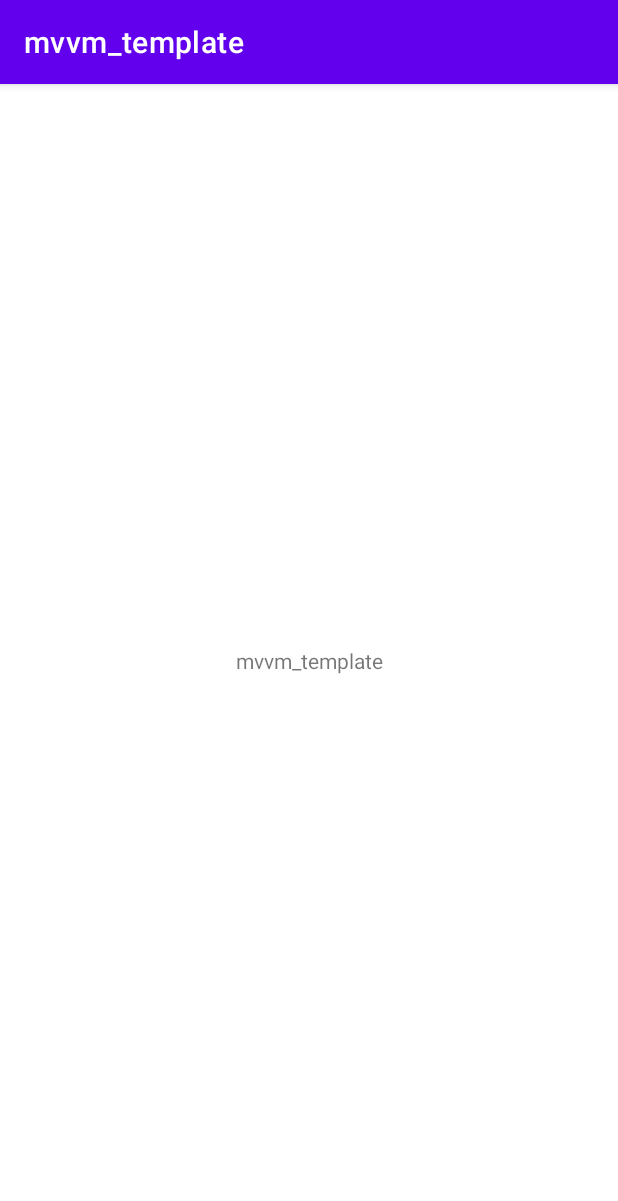
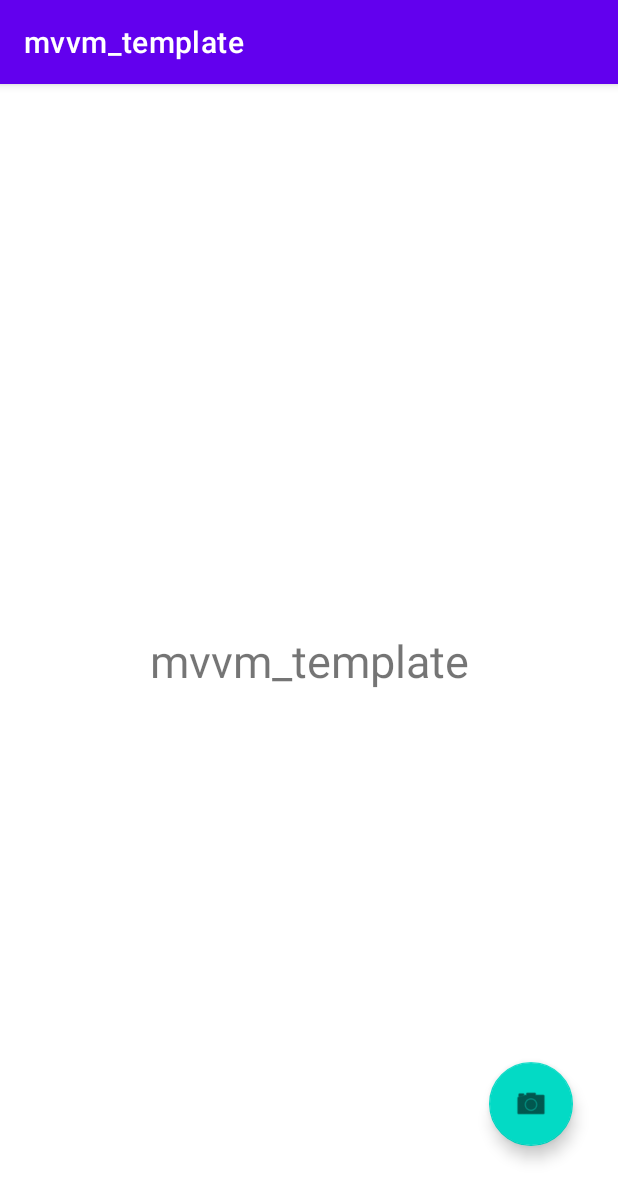
Before and after one commit to Kazuki-0731/mvvm-template, an Android app: the screen it shows after launch (MVVMTemplateActivity), on a phone screen of 412 x 824 dp. Shown: the top 1201 px of the screen. Run offline under Robolectric (Android 15) with nearby library versions, the phone set to English and light mode, and no system bars; our stand-ins replace Dagger/Hilt's generated code, Timber, data binding.

Commit message:
add fab button, add bindin.lifecycleOwner, create onClick in MVVMTemplateViewModel

```diff
--- a/app/src/main/java/com/example/mvvm_template/view/MVVMTemplateActivity.kt
+++ b/app/src/main/java/com/example/mvvm_template/view/MVVMTemplateActivity.kt
@@ -4,8 +4,11 @@ import android.os.Bundle
 import androidx.appcompat.app.AppCompatActivity
 import androidx.databinding.DataBindingUtil
 import androidx.fragment.app.Fragment
+import androidx.lifecycle.ViewModelProvider
 import com.example.mvvm_template.R
 import com.example.mvvm_template.databinding.ActivityMvvmTemplateBinding
+import com.example.mvvm_template.databinding.FragmentMvvmTemplateBinding
+import com.example.mvvm_template.viewmodel.MVVMTemplateViewModel
 import dagger.android.AndroidInjector
 import dagger.android.DispatchingAndroidInjector
 import dagger.android.HasAndroidInjector
@@ -16,11 +19,23 @@ class MVVMTemplateActivity : AppCompatActivity(), HasAndroidInjector {
     @Inject
     lateinit var dispatchingAndroidInjector: DispatchingAndroidInjector<Any>
 
-    lateinit var binding: ActivityMvvmTemplateBinding
+    private lateinit var binding: ActivityMvvmTemplateBinding
+
+    @Inject
+    lateinit var viewModelFactory: ViewModelProvider.Factory
+    private lateinit var viewModel: MVVMTemplateViewModel
 
     override fun onCreate(savedInstanceState: Bundle?) {
         super.onCreate(savedInstanceState)
         binding = DataBindingUtil.setContentView(this, R.layout.activity_mvvm_template)
+
+        viewModel = ViewModelProvider(
+            this,
+            viewModelFactory
+        ).get(MVVMTemplateViewModel::class.java)
+
+        binding.viewModel = viewModel
+        binding.lifecycleOwner = this
 
         setFragment(MVVMTemplateFragment(), R.id.content_view)
     }
--- a/app/src/main/java/com/example/mvvm_template/view/MVVMTemplateFragment.kt
+++ b/app/src/main/java/com/example/mvvm_template/view/MVVMTemplateFragment.kt
@@ -12,6 +12,7 @@ import com.example.mvvm_template.R
 import com.example.mvvm_template.databinding.FragmentMvvmTemplateBinding
 import com.example.mvvm_template.di.Injectable
 import com.example.mvvm_template.viewmodel.MVVMTemplateViewModel
+import com.google.android.material.snackbar.Snackbar
 import dagger.android.support.AndroidSupportInjection
 import javax.inject.Inject
 
@@ -38,8 +39,8 @@ class MVVMTemplateFragment : Fragment(), Injectable {
             requireActivity(),
             viewModelFactory
         ).get(MVVMTemplateViewModel::class.java)
-
-        viewModel.test()
+        binding.viewModel = viewModel
+        binding.lifecycleOwner = this
 
         return binding.root
     }
@@ -48,9 +49,4 @@ class MVVMTemplateFragment : Fragment(), Injectable {
         super.onAttach(context)
         AndroidSupportInjection.inject(this)
     }
-
-    companion object {
-        @JvmStatic
-        fun newInstance() = MVVMTemplateFragment()
-    }
 }
--- a/app/src/main/java/com/example/mvvm_template/viewmodel/MVVMTemplateViewModel.kt
+++ b/app/src/main/java/com/example/mvvm_template/viewmodel/MVVMTemplateViewModel.kt
@@ -1,14 +1,25 @@
 package com.example.mvvm_template.viewmodel
 
+import android.view.View
+import androidx.lifecycle.MutableLiveData
 import androidx.lifecycle.ViewModel
+import com.google.android.material.snackbar.Snackbar
 import timber.log.Timber
 import javax.inject.Inject
 
 class MVVMTemplateViewModel @Inject constructor(): ViewModel() {
-    // データ保持領域
-    fun test() {
-        Timber.d("asflsajkfdklafjhd")
-    }
+    val visibility = MutableLiveData(true)
 
     // onClick処理
+    fun onClickFab(view: View) {
+        visibility.value?.let {
+            visibility.value = !it
+        }
+
+        Snackbar.make(
+            view,
+            "Replace with your own action",
+            Snackbar.LENGTH_LONG
+        ).setAction("Action", null).show()
+    }
 }
--- a/app/src/main/res/layout/activity_mvvm_template.xml
+++ b/app/src/main/res/layout/activity_mvvm_template.xml
@@ -1,8 +1,11 @@
 <?xml version="1.0" encoding="utf-8"?>
 <layout xmlns:android="http://schemas.android.com/apk/res/android"
-    xmlns:tools="http://schemas.android.com/tools"
-    tools:context=".view.activity.SplashActivity"
-    xmlns:app="http://schemas.android.com/apk/res-auto">
+    xmlns:app="http://schemas.android.com/apk/res-auto"
+    >
+
+    <data>
+        <variable name="viewModel" type="com.example.mvvm_template.viewmodel.MVVMTemplateViewModel"/>
+    </data>
 
     <androidx.constraintlayout.widget.ConstraintLayout
         android:layout_width="match_parent"
@@ -17,5 +20,18 @@
             app:layout_constraintRight_toRightOf="parent"
             app:layout_constraintTop_toTopOf="parent"
             />
+
+        <com.google.android.material.floatingactionbutton.FloatingActionButton
+            android:id="@+id/fab"
+            android:layout_width="wrap_content"
+            android:layout_height="wrap_content"
+            android:layout_gravity="bottom|end"
+            android:layout_marginEnd="@dimen/fab_margin_end"
+            android:layout_marginBottom="@dimen/fab_margin_bottom"
+            android:onClick="@{(view) -> viewModel.onClickFab(view)}"
+            app:layout_constraintBottom_toBottomOf="parent"
+            app:layout_constraintRight_toRightOf="parent"
+            app:srcCompat="@android:drawable/ic_menu_camera"
+            android:contentDescription="@string/shotButton" />
     </androidx.constraintlayout.widget.ConstraintLayout>
 </layout>
--- a/app/src/main/res/layout/fragment_mvvm_template.xml
+++ b/app/src/main/res/layout/fragment_mvvm_template.xml
@@ -2,6 +2,11 @@
 <layout xmlns:android="http://schemas.android.com/apk/res/android"
     xmlns:app="http://schemas.android.com/apk/res-auto"
     xmlns:tools="http://schemas.android.com/tools">
+
+    <data>
+        <variable name="viewModel" type="com.example.mvvm_template.viewmodel.MVVMTemplateViewModel"/>
+        <import type="android.view.View"/>
+    </data>
 
     <androidx.constraintlayout.widget.ConstraintLayout
         android:layout_width="match_parent"
@@ -11,7 +16,9 @@
         <TextView
             android:layout_width="wrap_content"
             android:layout_height="wrap_content"
+            android:textSize="@dimen/textSize"
             android:text="@string/app_name"
+            android:visibility="@{viewModel.visibility ? View.VISIBLE : View.GONE}"
             app:layout_constraintTop_toTopOf="parent"
             app:layout_constraintBottom_toBottomOf="parent"
             app:layout_constraintLeft_toLeftOf="parent"
--- a/app/src/main/res/values/dimens.xml
+++ b/app/src/main/res/values/dimens.xml
@@ -3,4 +3,10 @@
     <dimen name="activity_margin_top">40dp</dimen>
     <dimen name="activity_margin_start">40dp</dimen>
     <dimen name="activity_margin_end">40dp</dimen>
+
+    <dimen name="textSize">30sp</dimen>
+
+    <dimen name="fab_margin_end">30dp</dimen>
+    <dimen name="fab_margin_bottom">60dp</dimen>
+
 </resources>
--- a/app/src/main/res/values/strings.xml
+++ b/app/src/main/res/values/strings.xml
@@ -1,3 +1,4 @@
 <resources>
     <string name="app_name">mvvm_template</string>
+    <string name="shotButton">shot button</string>
 </resources>
```
